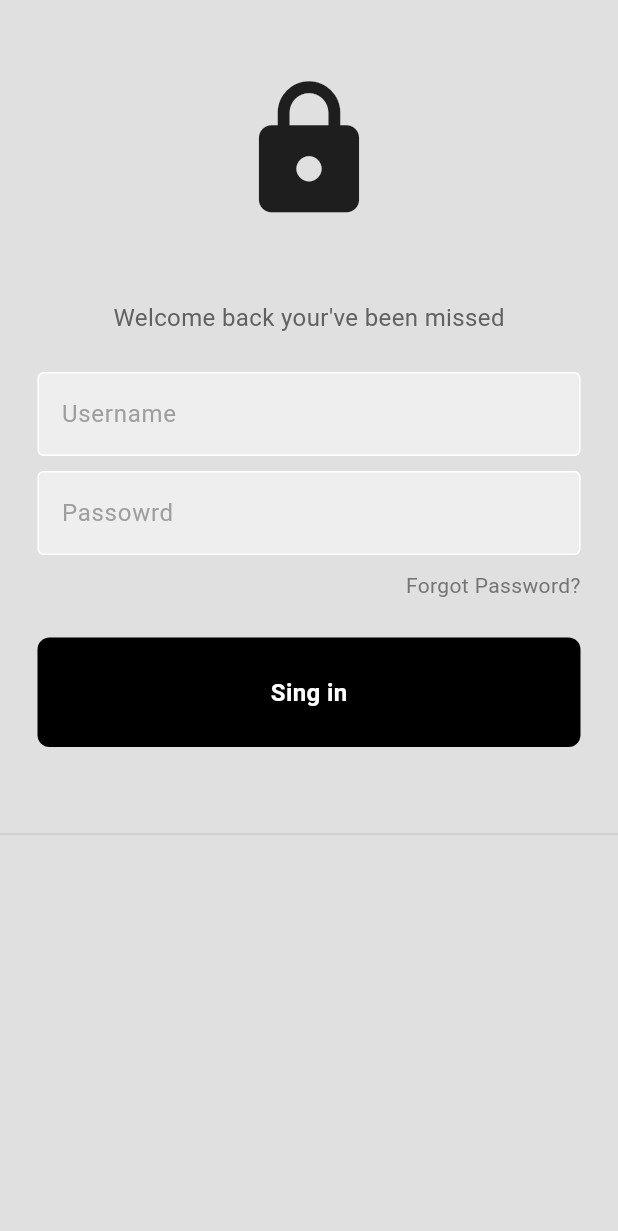
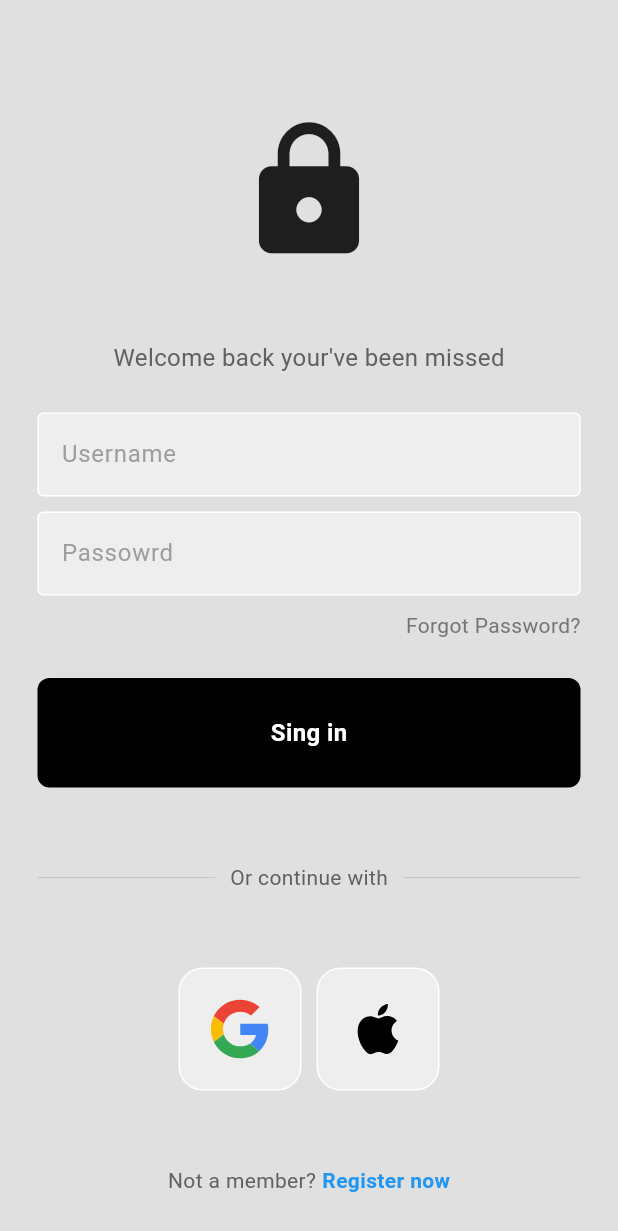
Before and after one commit to OnoPUNPUN/authentication, a Flutter app: the screen it shows after launch, on a phone screen of 412 x 824 dp. Shown: the top 1231 px of the screen. Run offline on Flutter 3.47's test engine with Material 3 defaults, Android fonts, the phone set to English and light mode, and no system bars; our stand-ins replace flutter_svg.

Commit message:
Completed The Ui

```diff
--- a/lib/screens/log_in_screen.dart
+++ b/lib/screens/log_in_screen.dart
@@ -1,6 +1,8 @@
 import 'package:authentication/widgets/my_button.dart';
 import 'package:authentication/widgets/my_textfield.dart';
+import 'package:authentication/widgets/squre_tile.dart';
 import 'package:flutter/material.dart';
+import 'package:flutter_svg/flutter_svg.dart';
 
 class LogInScreen extends StatelessWidget {
   LogInScreen({super.key});
@@ -18,6 +20,7 @@ class LogInScreen extends StatelessWidget {
       body: SafeArea(
         child: Center(
           child: Column(
+            mainAxisAlignment: MainAxisAlignment.center,
             children: [
               const SizedBox(height: 50),
               // logo
@@ -73,17 +76,63 @@ class LogInScreen extends StatelessWidget {
               const SizedBox(height: 50),
 
               // or continue with
+              Padding(
+                padding: const EdgeInsets.symmetric(horizontal: 25.0),
+                child: Row(
+                  children: [
+                    Expanded(
+                      child: Divider(thickness: 0.5, color: Colors.grey[400]),
+                    ),
+                    Padding(
+                      padding: const EdgeInsets.symmetric(horizontal: 10.0),
+                      child: Text(
+                        'Or continue with',
+                        style: TextStyle(color: Colors.grey[700]),
+                      ),
+                    ),
+                    Expanded(
+                      child: Divider(thickness: 0.5, color: Colors.grey[400]),
+                    ),
+                  ],
+                ),
+              ),
+
+              const SizedBox(height: 50),
+
+              // google + apple sing in buttons
               Row(
+                mainAxisAlignment: MainAxisAlignment.center,
                 children: [
-                  Expanded(
-                    child: Divider(thickness: 0.5, color: Colors.grey[400]),
+                  //google button
+                  SqureTile(imagePath: 'images/logo/google-logo.svg'),
+
+                  const SizedBox(width: 10),
+
+                  //apple button
+                  SqureTile(imagePath: 'images/logo/apple-logo.svg'),
+                ],
+              ),
+
+              const SizedBox(height: 50),
+
+              // not a member? register now
+              Row(
+                mainAxisAlignment: MainAxisAlignment.center,
+                children: [
+                  Text(
+                    'Not a member?',
+                    style: TextStyle(color: Colors.grey[700]),
+                  ),
+                  const SizedBox(width: 4),
+                  const Text(
+                    'Register now',
+                    style: TextStyle(
+                      color: Colors.blue,
+                      fontWeight: FontWeight.bold,
+                    ),
                   ),
                 ],
               ),
-
-              // google + apple sing in buttons
-
-              // not a member? register now
             ],
           ),
         ),
--- /dev/null
+++ b/lib/widgets/squre_tile.dart
@@ -0,0 +1,21 @@
+import 'package:flutter/material.dart';
+import 'package:flutter_svg/svg.dart';
+
+class SqureTile extends StatelessWidget {
+  final String imagePath;
+
+  const SqureTile({super.key, required this.imagePath});
+
+  @override
+  Widget build(BuildContext context) {
+    return Container(
+      padding: const EdgeInsets.all(20),
+      decoration: BoxDecoration(
+        border: Border.all(color: Colors.white),
+        borderRadius: BorderRadius.circular(16),
+        color: Colors.grey[200],
+      ),
+      child: SvgPicture.asset(imagePath, height: 40),
+    );
+  }
+}
```
